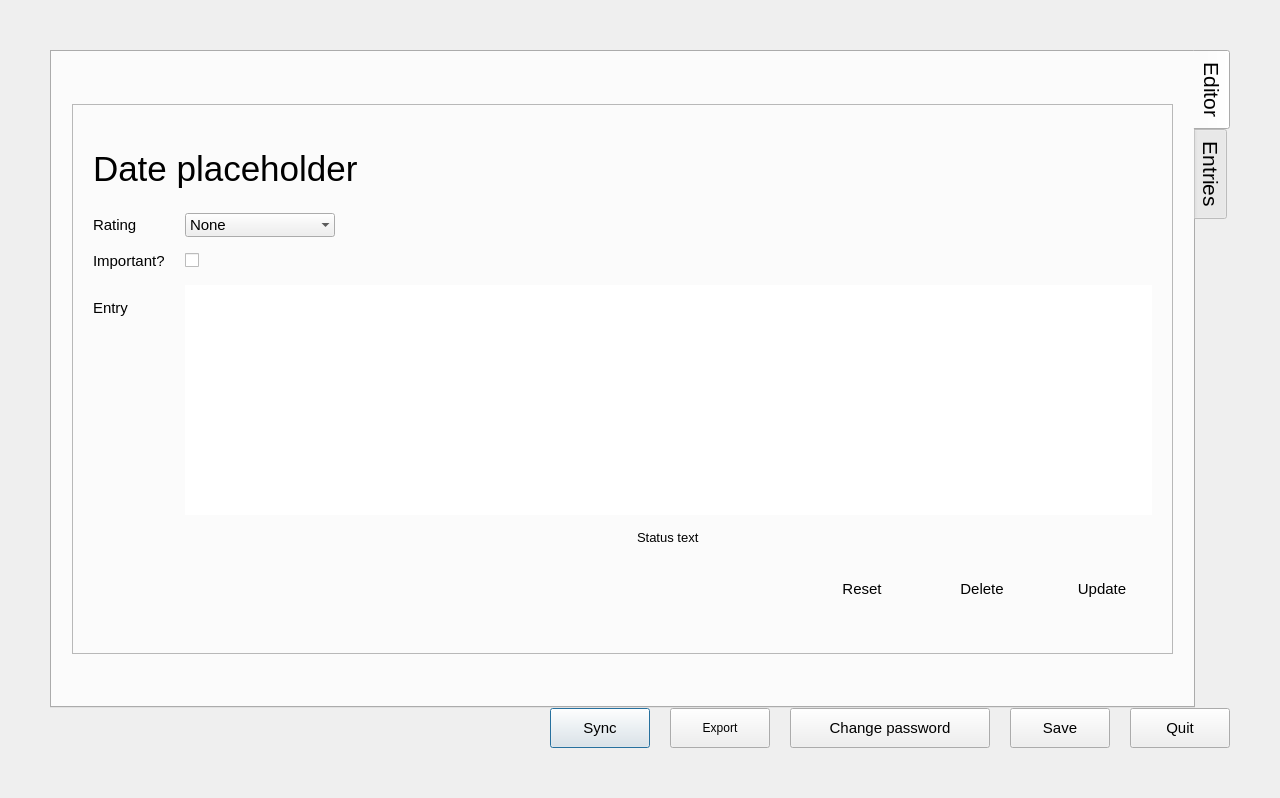
Above: diarywindow.ui from someretical/TheoreticalDiary before the change. Below: the same form after it.
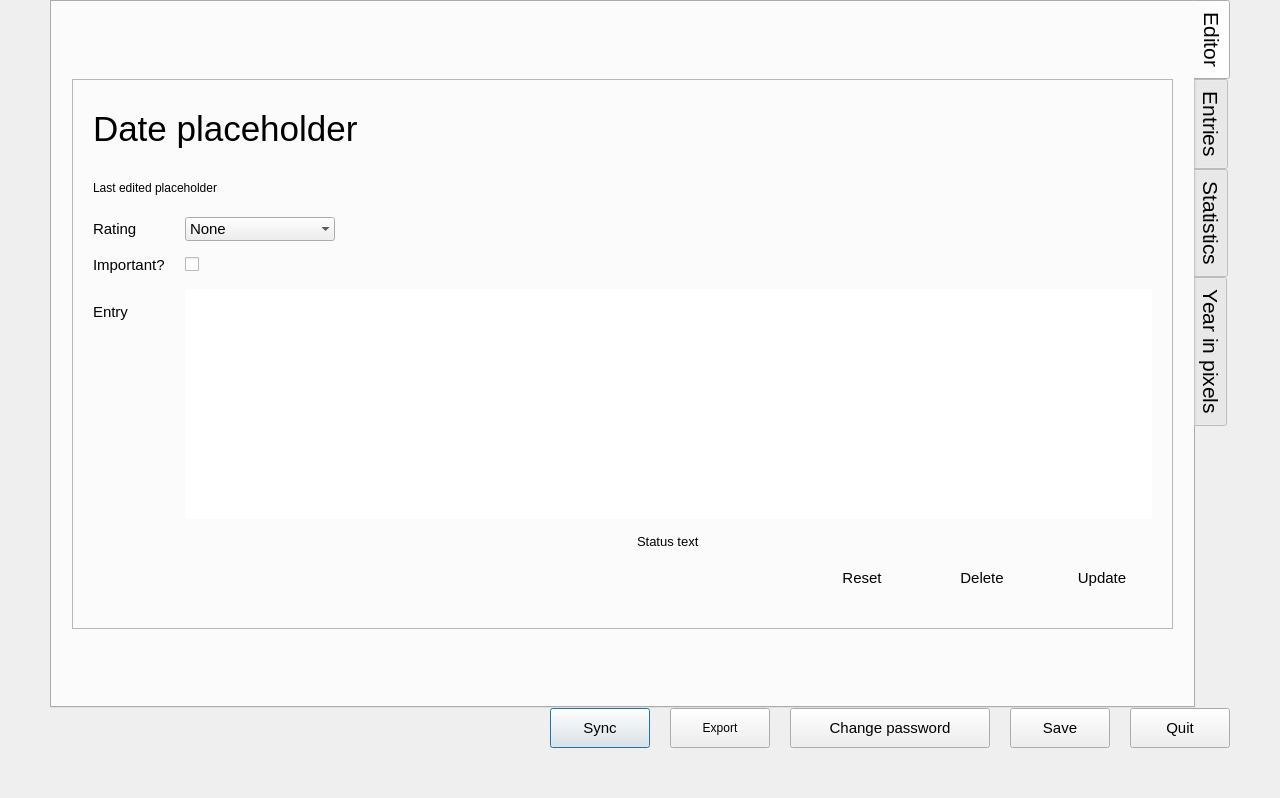
That is the form after the change.

```diff
--- a/diarywindow.ui
+++ b/diarywindow.ui
@@ -24,7 +24,7 @@
     <number>50</number>
    </property>
    <property name="topMargin">
-    <number>50</number>
+    <number>0</number>
    </property>
    <property name="rightMargin">
     <number>50</number>
@@ -308,138 +308,7 @@
             <property name="spacing">
              <number>0</number>
             </property>
-            <item row="3" column="0">
-             <layout class="QGridLayout" name="gridLayout_4">
-              <property name="bottomMargin">
-               <number>0</number>
-              </property>
-              <property name="horizontalSpacing">
-               <number>20</number>
-              </property>
-              <property name="verticalSpacing">
-               <number>0</number>
-              </property>
-              <item row="0" column="2" alignment="Qt::AlignHCenter|Qt::AlignVCenter">
-               <widget class="QPushButton" name="clear_button">
-                <property name="sizePolicy">
-                 <sizepolicy hsizetype="Minimum" vsizetype="Minimum">
-                  <horstretch>0</horstretch>
-                  <verstretch>0</verstretch>
-                 </sizepolicy>
-                </property>
-                <property name="minimumSize">
-                 <size>
-                  <width>100</width>
-                  <height>40</height>
-                 </size>
-                </property>
-                <property name="font">
-                 <font>
-                  <pointsize>11</pointsize>
-                 </font>
-                </property>
-                <property name="cursor">
-                 <cursorShape>PointingHandCursor</cursorShape>
-                </property>
-                <property name="toolTip">
-                 <string>Delete the current entry.</string>
-                </property>
-                <property name="text">
-                 <string>Delete</string>
-                </property>
-                <property name="flat">
-                 <bool>true</bool>
-                </property>
-               </widget>
-              </item>
-              <item row="0" column="0">
-               <spacer name="horizontalSpacer_2">
-                <property name="orientation">
-                 <enum>Qt::Horizontal</enum>
-                </property>
-                <property name="sizeHint" stdset="0">
-                 <size>
-                  <width>40</width>
-                  <height>20</height>
-                 </size>
-                </property>
-               </spacer>
-              </item>
-              <item row="0" column="3" alignment="Qt::AlignHCenter|Qt::AlignVCenter">
-               <widget class="QPushButton" name="update_button">
-                <property name="sizePolicy">
-                 <sizepolicy hsizetype="Minimum" vsizetype="Minimum">
-                  <horstretch>0</horstretch>
-                  <verstretch>0</verstretch>
-                 </sizepolicy>
-                </property>
-                <property name="minimumSize">
-                 <size>
-                  <width>100</width>
-                  <height>40</height>
-                 </size>
-                </property>
-                <property name="font">
-                 <font>
-                  <pointsize>11</pointsize>
-                 </font>
-                </property>
-                <property name="cursor">
-                 <cursorShape>PointingHandCursor</cursorShape>
-                </property>
-                <property name="toolTip">
-                 <string>Save/update the current entry.</string>
-                </property>
-                <property name="text">
-                 <string>Update</string>
-                </property>
-                <property name="flat">
-                 <bool>true</bool>
-                </property>
-               </widget>
-              </item>
-              <item row="0" column="1" alignment="Qt::AlignHCenter|Qt::AlignVCenter">
-               <widget class="QPushButton" name="reset_button">
-                <property name="minimumSize">
-                 <size>
-                  <width>100</width>
-                  <height>0</height>
-                 </size>
-                </property>
-                <property name="font">
-                 <font>
-                  <pointsize>11</pointsize>
-                 </font>
-                </property>
-                <property name="cursor">
-                 <cursorShape>PointingHandCursor</cursorShape>
-                </property>
-                <property name="toolTip">
-                 <string>Go to current date.</string>
-                </property>
-                <property name="text">
-                 <string>Reset</string>
-                </property>
-                <property name="flat">
-                 <bool>true</bool>
-                </property>
-               </widget>
-              </item>
-             </layout>
-            </item>
-            <item row="0" column="0">
-             <widget class="QLabel" name="date_placeholder">
-              <property name="font">
-               <font>
-                <pointsize>26</pointsize>
-               </font>
-              </property>
-              <property name="text">
-               <string>Date placeholder</string>
-              </property>
-             </widget>
-            </item>
-            <item row="1" column="0">
+            <item row="2" column="0">
              <layout class="QGridLayout" name="gridLayout_3">
               <property name="horizontalSpacing">
                <number>20</number>
@@ -634,6 +503,149 @@
               </item>
              </layout>
             </item>
+            <item row="4" column="0">
+             <layout class="QGridLayout" name="gridLayout_4">
+              <property name="bottomMargin">
+               <number>0</number>
+              </property>
+              <property name="horizontalSpacing">
+               <number>20</number>
+              </property>
+              <property name="verticalSpacing">
+               <number>0</number>
+              </property>
+              <item row="0" column="2" alignment="Qt::AlignHCenter|Qt::AlignVCenter">
+               <widget class="QPushButton" name="clear_button">
+                <property name="sizePolicy">
+                 <sizepolicy hsizetype="Minimum" vsizetype="Minimum">
+                  <horstretch>0</horstretch>
+                  <verstretch>0</verstretch>
+                 </sizepolicy>
+                </property>
+                <property name="minimumSize">
+                 <size>
+                  <width>100</width>
+                  <height>40</height>
+                 </size>
+                </property>
+                <property name="font">
+                 <font>
+                  <pointsize>11</pointsize>
+                 </font>
+                </property>
+                <property name="cursor">
+                 <cursorShape>PointingHandCursor</cursorShape>
+                </property>
+                <property name="toolTip">
+                 <string>Delete the current entry.</string>
+                </property>
+                <property name="text">
+                 <string>Delete</string>
+                </property>
+                <property name="flat">
+                 <bool>true</bool>
+                </property>
+               </widget>
+              </item>
+              <item row="0" column="0">
+               <spacer name="horizontalSpacer_2">
+                <property name="orientation">
+                 <enum>Qt::Horizontal</enum>
+                </property>
+                <property name="sizeHint" stdset="0">
+                 <size>
+                  <width>40</width>
+                  <height>20</height>
+                 </size>
+                </property>
+               </spacer>
+              </item>
+              <item row="0" column="3" alignment="Qt::AlignHCenter|Qt::AlignVCenter">
+               <widget class="QPushButton" name="update_button">
+                <property name="sizePolicy">
+                 <sizepolicy hsizetype="Minimum" vsizetype="Minimum">
+                  <horstretch>0</horstretch>
+                  <verstretch>0</verstretch>
+                 </sizepolicy>
+                </property>
+                <property name="minimumSize">
+                 <size>
+                  <width>100</width>
+                  <height>40</height>
+                 </size>
+                </property>
+                <property name="font">
+                 <font>
+                  <pointsize>11</pointsize>
+                 </font>
+                </property>
+                <property name="cursor">
+                 <cursorShape>PointingHandCursor</cursorShape>
+                </property>
+                <property name="toolTip">
+                 <string>Save/update the current entry.</string>
+                </property>
+                <property name="text">
+                 <string>Update</string>
+                </property>
+                <property name="flat">
+                 <bool>true</bool>
+                </property>
+               </widget>
+              </item>
+              <item row="0" column="1" alignment="Qt::AlignHCenter|Qt::AlignVCenter">
+               <widget class="QPushButton" name="reset_button">
+                <property name="minimumSize">
+                 <size>
+                  <width>100</width>
+                  <height>0</height>
+                 </size>
+                </property>
+                <property name="font">
+                 <font>
+                  <pointsize>11</pointsize>
+                 </font>
+                </property>
+                <property name="cursor">
+                 <cursorShape>PointingHandCursor</cursorShape>
+                </property>
+                <property name="toolTip">
+                 <string>Go to current date.</string>
+                </property>
+                <property name="text">
+                 <string>Reset</string>
+                </property>
+                <property name="flat">
+                 <bool>true</bool>
+                </property>
+               </widget>
+              </item>
+             </layout>
+            </item>
+            <item row="0" column="0" alignment="Qt::AlignVCenter">
+             <widget class="QLabel" name="date_placeholder">
+              <property name="font">
+               <font>
+                <pointsize>26</pointsize>
+               </font>
+              </property>
+              <property name="text">
+               <string>Date placeholder</string>
+              </property>
+             </widget>
+            </item>
+            <item row="1" column="0" alignment="Qt::AlignVCenter">
+             <widget class="QLabel" name="last_edited">
+              <property name="font">
+               <font>
+                <pointsize>9</pointsize>
+               </font>
+              </property>
+              <property name="text">
+               <string>Last edited placeholder</string>
+              </property>
+             </widget>
+            </item>
            </layout>
           </item>
          </layout>
@@ -646,6 +658,16 @@
        <string>Entries</string>
       </attribute>
      </widget>
+     <widget class="QWidget" name="stats">
+      <attribute name="title">
+       <string>Statistics</string>
+      </attribute>
+     </widget>
+     <widget class="QWidget" name="pixels">
+      <attribute name="title">
+       <string>Year in pixels</string>
+      </attribute>
+     </widget>
     </widget>
    </item>
   </layout>
```
